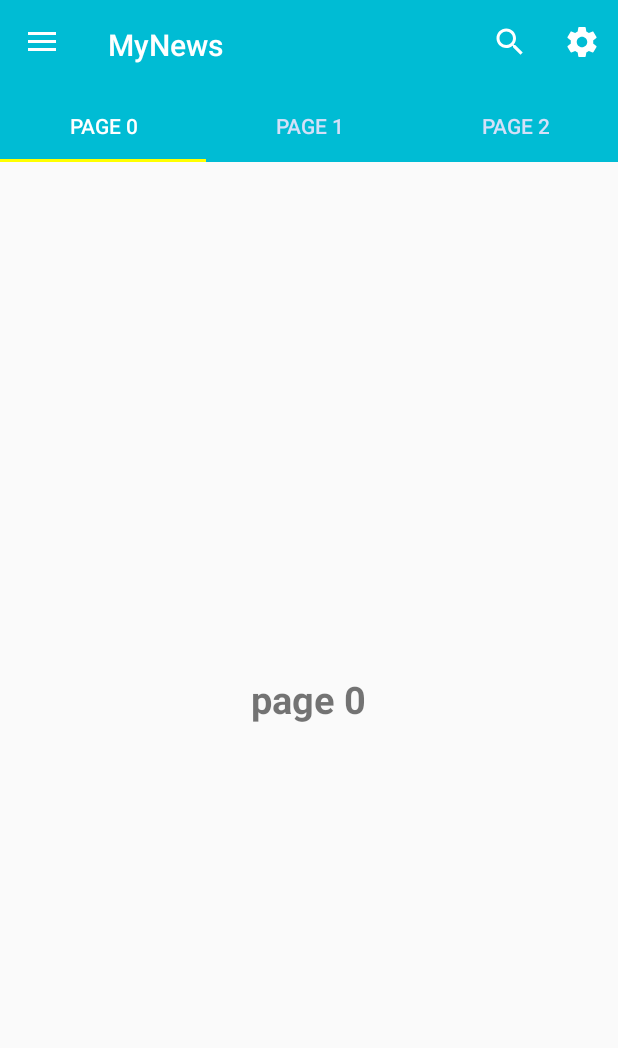
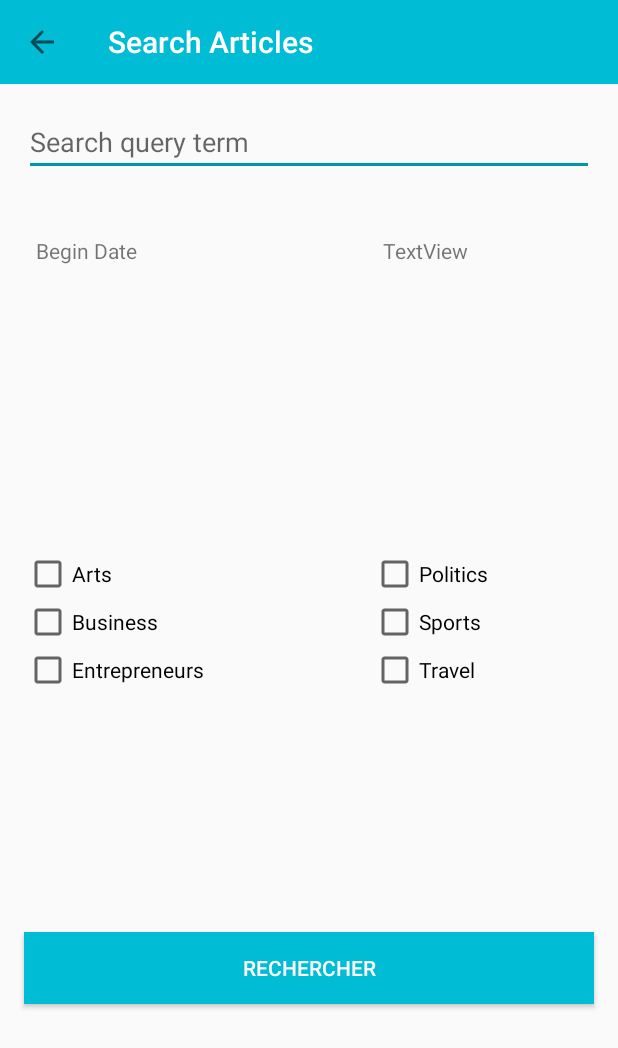
Before and after one commit to k4iz0/MyNews, an Android app: the screen it shows after launch (MainActivity before the commit, SearchActivity after it), after a tap on "Rechercher", on a phone screen of 412 x 824 dp. Shown: the top 1048 px of the screen. Run offline under Robolectric (Android 15) with nearby library versions, the phone set to English and light mode, and no system bars; our stand-ins replace ButterKnife; 1 statement that could not run was skipped.

Commit message:
- implement SearchActivity + searchfragment and layout whithout date

```diff
--- a/app/src/main/java/ltd/kaizo/mynews/Adapter/PageAdapter.java
+++ b/app/src/main/java/ltd/kaizo/mynews/Adapter/PageAdapter.java
@@ -5,8 +5,7 @@ import android.support.v4.app.Fragment;
 import android.support.v4.app.FragmentManager;
 import android.support.v4.app.FragmentPagerAdapter;
 
-import icepick.State;
-import ltd.kaizo.mynews.Controller.Fragments.FirstFragment;
+import ltd.kaizo.mynews.Controller.Fragments.NewsFragment;
 
 public class PageAdapter extends FragmentPagerAdapter {
 
@@ -31,7 +30,7 @@ public class PageAdapter extends FragmentPagerAdapter {
 
     public Fragment getItem(int position) {
 
-        return FirstFragment.newInstance(position);
+        return NewsFragment.newInstance(position);
 
     }
 
--- a/app/src/main/java/ltd/kaizo/mynews/Controller/Activities/MainActivity.java
+++ b/app/src/main/java/ltd/kaizo/mynews/Controller/Activities/MainActivity.java
@@ -1,5 +1,6 @@
 package ltd.kaizo.mynews.Controller.Activities;
 
+import android.content.Intent;
 import android.os.Bundle;
 import android.support.annotation.NonNull;
 import android.support.design.widget.NavigationView;
@@ -83,7 +84,8 @@ public class MainActivity extends AppCompatActivity implements NavigationView.On
     public boolean onOptionsItemSelected(MenuItem item) {
         switch (item.getItemId()) {
             case R.id.menu_activity_main_search:
-                Toast.makeText(this, "search en cours d'implémentation", Toast.LENGTH_SHORT).show();
+                Intent searchActivity = new Intent(MainActivity.this, SearchActivity.class);
+                startActivity(searchActivity);
                 return true;
             case R.id.menu_activity_main_params:
                 Toast.makeText(this, "paramètre en cours d'implémentation", Toast.LENGTH_SHORT).show();
--- /dev/null
+++ b/app/src/main/java/ltd/kaizo/mynews/Controller/Activities/SearchActivity.java
@@ -0,0 +1,46 @@
+package ltd.kaizo.mynews.Controller.Activities;
+
+import android.os.Bundle;
+import android.support.v7.app.ActionBar;
+import android.support.v7.app.AppCompatActivity;
+import android.support.v7.widget.Toolbar;
+import android.view.WindowManager;
+
+import butterknife.BindView;
+import butterknife.ButterKnife;
+import ltd.kaizo.mynews.Controller.Fragments.SearchFragment;
+import ltd.kaizo.mynews.R;
+
+public class SearchActivity extends AppCompatActivity {
+    private SearchFragment searchFragment;
+
+    @BindView(R.id.activity_search_toolbar)
+    Toolbar toolbar;
+    @Override
+    protected void onCreate(Bundle savedInstanceState) {
+        super.onCreate(savedInstanceState);
+        this.getWindow().setFlags(WindowManager.LayoutParams.FLAG_FULLSCREEN, WindowManager.LayoutParams.FLAG_FULLSCREEN);
+        setContentView(R.layout.activity_search);
+        ButterKnife.bind(this);
+        this.configureAndShowSearchFragment();
+        this.configureToolbar();
+    }
+
+    private void configureToolbar() {
+        setSupportActionBar(toolbar);
+        ActionBar ab = getSupportActionBar();
+        if(ab != null)
+        ab.setDisplayHomeAsUpEnabled(true);
+
+    }
+    protected void configureAndShowSearchFragment() {
+
+        searchFragment = (SearchFragment) this.getSupportFragmentManager().findFragmentById(R.id.activity_search_Framelayout);
+
+        if (searchFragment == null ) {
+            searchFragment = new SearchFragment();
+            getSupportFragmentManager().beginTransaction()
+                    .add(R.id.activity_search_Framelayout, searchFragment)
+                    .commit();
+        }
+}}
--- a/app/src/main/java/ltd/kaizo/mynews/Controller/Fragments/FirstFragment.java
+++ b/app/src/main/java/ltd/kaizo/mynews/Controller/Fragments/NewsFragment.java
@@ -8,19 +8,18 @@ import android.widget.TextView;
 
 import butterknife.BindView;
 import ltd.kaizo.mynews.R;
-//TODO changer nom fragment
-public class FirstFragment extends BaseFragment {
-    @BindView(R.id.fragment_first_title)
+public class NewsFragment extends BaseFragment {
+    @BindView(R.id.fragment_news_title)
     TextView title;
     @BindView(R.id.fragment_page_rootview)
-    LinearLayout fragmentFirstLayout;
-    public FirstFragment() {
+    LinearLayout fragmentNewsLayout;
+    public NewsFragment() {
 
     }
 
 
     public static BaseFragment newInstance(int position) {
-        FirstFragment frag = new FirstFragment();
+        NewsFragment frag = new NewsFragment();
         Bundle bundle = new Bundle();
         bundle.putInt(KEY_POSITION, position);
         frag.setArguments(bundle);
@@ -38,7 +37,7 @@ public class FirstFragment extends BaseFragment {
 
     @Override
     protected int getFragmentLayout() {
-        return R.layout.fragment_first;
+        return R.layout.fragment_news;
     }
 
     @Override
--- /dev/null
+++ b/app/src/main/java/ltd/kaizo/mynews/Controller/Fragments/SearchFragment.java
@@ -0,0 +1,30 @@
+package ltd.kaizo.mynews.Controller.Fragments;
+
+
+import ltd.kaizo.mynews.R;
+
+public class SearchFragment extends BaseFragment {
+
+
+    public SearchFragment() {
+        // Required empty public constructor
+    }
+
+
+    @Override
+    protected int getFragmentLayout() {
+        return R.layout.fragment_search;
+    }
+
+    @Override
+    protected void configureDesign() {
+
+    }
+
+    @Override
+    protected void updateDesign() {
+
+    }
+
+
+}
--- /dev/null
+++ b/app/src/main/res/layout/activity_search.xml
@@ -0,0 +1,17 @@
+<LinearLayout android:id="@+id/activity_search_Framelayout"
+    xmlns:android="http://schemas.android.com/apk/res/android"
+    android:layout_width="match_parent"
+    android:layout_height="match_parent"
+    xmlns:app="http://schemas.android.com/apk/res-auto"
+    android:orientation="vertical">
+
+    <android.support.v7.widget.Toolbar
+        android:id="@+id/activity_search_toolbar"
+        android:layout_width="match_parent"
+        android:layout_height="wrap_content"
+        app:title="Search Articles"
+        app:titleTextColor="@color/white"
+        android:background="@color/bluePrimary">
+
+    </android.support.v7.widget.Toolbar>
+</LinearLayout>
--- a/app/src/main/res/layout/fragment_first.xml
+++ b/app/src/main/res/layout/fragment_news.xml
@@ -17,7 +17,7 @@
 
     <TextView
 
-        android:id="@+id/fragment_first_title"
+        android:id="@+id/fragment_news_title"
 
         android:layout_width="wrap_content"
 
--- /dev/null
+++ b/app/src/main/res/layout/fragment_search.xml
@@ -0,0 +1,140 @@
+<android.support.constraint.ConstraintLayout xmlns:android="http://schemas.android.com/apk/res/android"
+    xmlns:app="http://schemas.android.com/apk/res-auto"
+    xmlns:tools="http://schemas.android.com/tools"
+    android:id="@+id/fragment_search_layout"
+    android:layout_width="match_parent"
+    android:layout_height="match_parent"
+    android:orientation="vertical">
+
+    <EditText
+        android:id="@+id/fragment_search_edittext"
+        android:layout_width="0dp"
+        android:layout_height="wrap_content"
+        android:layout_marginEnd="16dp"
+        android:layout_marginTop="16dp"
+        android:hint="@string/search_query_term"
+        app:layout_constraintEnd_toEndOf="parent"
+        app:layout_constraintHorizontal_bias="0.0"
+        app:layout_constraintStart_toEndOf="@+id/barrier"
+        app:layout_constraintTop_toTopOf="parent" />
+
+    <TextView
+        android:id="@+id/fragment_search_textview_begindate"
+        android:layout_width="wrap_content"
+        android:layout_height="wrap_content"
+        android:layout_marginStart="8dp"
+        android:layout_marginTop="40dp"
+        android:text="Begin Date"
+        app:layout_constraintStart_toEndOf="@+id/barrier"
+        app:layout_constraintTop_toBottomOf="@+id/fragment_search_edittext" />
+
+    <CheckBox
+        android:id="@+id/fragment_search_checkbox3"
+        android:layout_width="wrap_content"
+        android:layout_height="wrap_content"
+        android:layout_marginStart="16dp"
+        android:text="Entrepreneurs"
+        app:layout_constraintBottom_toTopOf="@+id/fragment_search_button"
+        app:layout_constraintStart_toStartOf="parent"
+        app:layout_constraintTop_toBottomOf="@+id/fragment_search_checkbox2" />
+
+    <CheckBox
+        android:id="@+id/fragment_search_checkbox2"
+        android:layout_width="0dp"
+        android:layout_height="wrap_content"
+        android:text="Business"
+        app:layout_constraintBottom_toTopOf="@+id/fragment_search_checkbox3"
+        app:layout_constraintStart_toEndOf="@+id/barrier"
+        app:layout_constraintTop_toBottomOf="@+id/fragment_search_checkbox1" />
+
+    <CheckBox
+        android:id="@+id/fragment_search_checkbox1"
+        android:layout_width="wrap_content"
+        android:layout_height="wrap_content"
+        android:layout_marginTop="32dp"
+        android:text="Arts"
+        app:layout_constraintBottom_toTopOf="@+id/fragment_search_checkbox2"
+        app:layout_constraintStart_toEndOf="@+id/barrier"
+        app:layout_constraintTop_toBottomOf="@+id/fragment_search_textview_begindate"
+        app:layout_constraintVertical_chainStyle="packed" />
+
+    <Button
+        android:id="@+id/fragment_search_button"
+        android:layout_width="0dp"
+        android:layout_height="wrap_content"
+        android:layout_marginBottom="116dp"
+        android:layout_marginEnd="16dp"
+        android:layout_marginTop="8dp"
+        android:text="@string/search"
+        android:textColor="@color/white"
+        android:background="@color/bluePrimary"
+        app:layout_constraintBottom_toBottomOf="parent"
+        app:layout_constraintEnd_toEndOf="parent"
+        app:layout_constraintHorizontal_bias="0.0"
+        app:layout_constraintStart_toEndOf="@+id/barrier"
+        app:layout_constraintTop_toBottomOf="@+id/fragment_search_checkbox6"
+        app:layout_constraintVertical_bias="0.795" />
+
+    <android.support.constraint.Barrier
+        android:id="@+id/barrier"
+        android:layout_width="wrap_content"
+        android:layout_height="wrap_content"
+        app:barrierDirection="left"
+        app:constraint_referenced_ids="fragment_search_button,fragment_search_checkbox2,fragment_search_checkbox3,fragment_search_checkbox1,fragment_search_textview_begindate,fragment_search_edittext" />
+
+    <android.support.constraint.Guideline
+        android:id="@+id/guideline"
+        android:layout_width="wrap_content"
+        android:layout_height="wrap_content"
+        android:orientation="vertical"
+        app:layout_constraintGuide_percent="0.6" />
+
+    <CheckBox
+        android:id="@+id/fragment_search_checkbox4"
+        android:layout_width="wrap_content"
+        android:layout_height="wrap_content"
+        android:layout_marginEnd="8dp"
+        android:text="Politics"
+        app:layout_constraintBaseline_toBaselineOf="@+id/fragment_search_checkbox1"
+        app:layout_constraintEnd_toEndOf="parent"
+        app:layout_constraintHorizontal_bias="0.0"
+        app:layout_constraintStart_toStartOf="@+id/guideline"
+        app:layout_constraintVertical_chainStyle="packed" />
+
+    <CheckBox
+        android:id="@+id/fragment_search_checkbox5"
+        android:layout_width="wrap_content"
+        android:layout_height="wrap_content"
+        android:layout_marginEnd="8dp"
+        android:text="Sports"
+        app:layout_constraintBaseline_toBaselineOf="@+id/fragment_search_checkbox2"
+        app:layout_constraintEnd_toEndOf="parent"
+        app:layout_constraintHorizontal_bias="0.0"
+        app:layout_constraintStart_toStartOf="@+id/guideline" />
+
+    <TextView
+        android:id="@+id/fragment_search_textview_end_date"
+        android:layout_width="wrap_content"
+        android:layout_height="wrap_content"
+        android:layout_marginEnd="8dp"
+
+        android:layout_marginStart="8dp"
+        android:text="TextView"
+        app:layout_constraintBaseline_toBaselineOf="@+id/fragment_search_textview_begindate"
+        app:layout_constraintEnd_toEndOf="parent"
+        app:layout_constraintHorizontal_bias="0.0"
+        app:layout_constraintStart_toStartOf="@+id/guideline"
+        tools:text="End Date" />
+
+    <CheckBox
+        android:id="@+id/fragment_search_checkbox6"
+        android:layout_width="wrap_content"
+        android:layout_height="wrap_content"
+        android:layout_marginEnd="8dp"
+        android:text="Travel"
+        app:layout_constraintBaseline_toBaselineOf="@+id/fragment_search_checkbox3"
+        app:layout_constraintEnd_toEndOf="parent"
+        app:layout_constraintHorizontal_bias="0.0"
+        app:layout_constraintStart_toStartOf="@+id/guideline" />
+
+</android.support.constraint.ConstraintLayout>
--- a/app/src/main/res/values/strings.xml
+++ b/app/src/main/res/values/strings.xml
@@ -8,4 +8,5 @@
     <string name="navigation_drawer_open">Open navigation drawer</string>
     <string name="navigation_drawer_close">Close navigation drawer</string>
     <string name="category">Catégories</string>
+    <string name="search_query_term">Search query term</string>
 </resources>
--- a/app/src/main/res/values/styles.xml
+++ b/app/src/main/res/values/styles.xml
@@ -5,7 +5,7 @@
         <!-- Customize your theme here. -->
         <item name="colorPrimary">@color/bluePrimary</item>
         <item name="colorPrimaryDark">@color/colorPrimaryDark</item>
-        <item name="colorAccent">@color/colorAccent</item>
+        <item name="colorAccent">@color/blueDark</item>
     </style>
 
     <!-- Toolbar theme. -->
```
Also changed, not shown: app/src/main/AndroidManifest.xml (+8 -0 lines).
